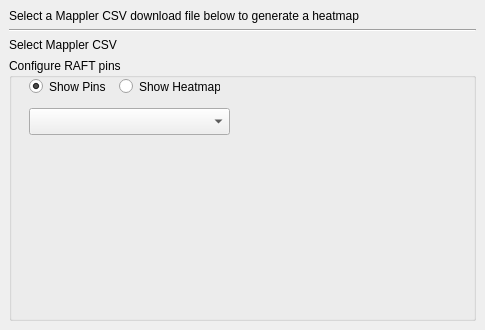
First picture: the form in raft_heatmap/gui/dockwidget.ui, repository alxwstn/RAFTHeatmapMkr, before the edit.
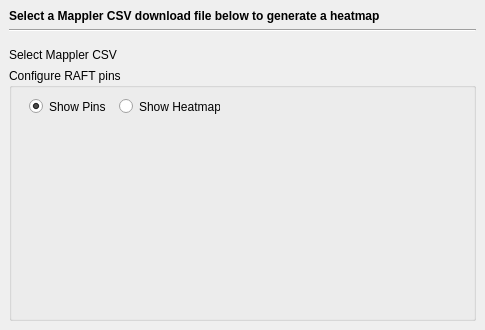
Second picture: the form after the edit. Custom widgets are drawn as their Qt base class.

Commit message: replace combobox with checkboxes and remove layers on deselecting file

What changed in the file:
```diff
--- a/raft_heatmap/gui/dockwidget.ui
+++ b/raft_heatmap/gui/dockwidget.ui
@@ -12,8 +12,8 @@
   </property>
   <property name="minimumSize">
    <size>
-    <width>332</width>
-    <height>110</height>
+    <width>385</width>
+    <height>116</height>
    </size>
   </property>
   <property name="floating">
@@ -34,6 +34,12 @@
           <verstretch>0</verstretch>
          </sizepolicy>
         </property>
+        <property name="font">
+         <font>
+          <weight>75</weight>
+          <bold>true</bold>
+         </font>
+        </property>
         <property name="text">
          <string>Select a Mappler CSV download file below to generate a heatmap</string>
         </property>
@@ -46,6 +52,19 @@
         </property>
        </widget>
       </item>
+      <item>
+       <spacer name="verticalSpacer">
+        <property name="orientation">
+         <enum>Qt::Vertical</enum>
+        </property>
+        <property name="sizeHint" stdset="0">
+         <size>
+          <width>20</width>
+          <height>10</height>
+         </size>
+        </property>
+       </spacer>
+      </item>
       <item>
        <layout class="QHBoxLayout" name="horizontalLayout">
         <item>
@@ -62,6 +81,9 @@
       </item>
       <item>
        <widget class="QGroupBox" name="pinConfigBox">
+        <property name="enabled">
+         <bool>true</bool>
+        </property>
         <property name="sizePolicy">
          <sizepolicy hsizetype="Preferred" vsizetype="Preferred">
           <horstretch>0</horstretch>
@@ -75,7 +97,7 @@
          <property name="geometry">
           <rect>
            <x>20</x>
-           <y>20</y>
+           <y>30</y>
            <width>82</width>
            <height>17</height>
           </rect>
@@ -91,7 +113,7 @@
          <property name="geometry">
           <rect>
            <x>110</x>
-           <y>20</y>
+           <y>30</y>
            <width>101</width>
            <height>17</height>
           </rect>
@@ -100,18 +122,16 @@
           <string>Show Heatmap</string>
          </property>
         </widget>
-        <widget class="QgsCheckableComboBox" name="filterPins">
+        <widget class="QWidget" name="verticalLayoutWidget">
          <property name="geometry">
           <rect>
            <x>20</x>
-           <y>50</y>
-           <width>201</width>
-           <height>27</height>
+           <y>60</y>
+           <width>331</width>
+           <height>151</height>
           </rect>
          </property>
-         <property name="defaultText">
-          <string>Filter pins...</string>
-         </property>
+         <layout class="QVBoxLayout" name="checkboxLayout"/>
         </widget>
        </widget>
       </item>
@@ -121,11 +141,6 @@
   </widget>
  </widget>
  <customwidgets>
-  <customwidget>
-   <class>QgsCheckableComboBox</class>
-   <extends>QComboBox</extends>
-   <header>qgscheckablecombobox.h</header>
-  </customwidget>
   <customwidget>
    <class>QgsFileWidget</class>
    <extends>QWidget</extends>
```
Left out of the diff: 4 changed lines with no effect on the pictures. The commit also changes 2 other files.
